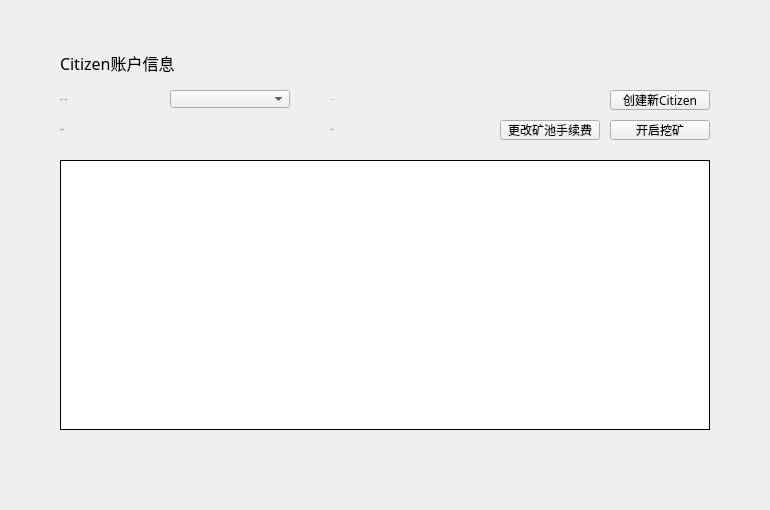
Above: LNKWallet/citizen/CitizenAccountPage.ui from HcashOrg/hx-indicator before the change. Below: the same form after it.
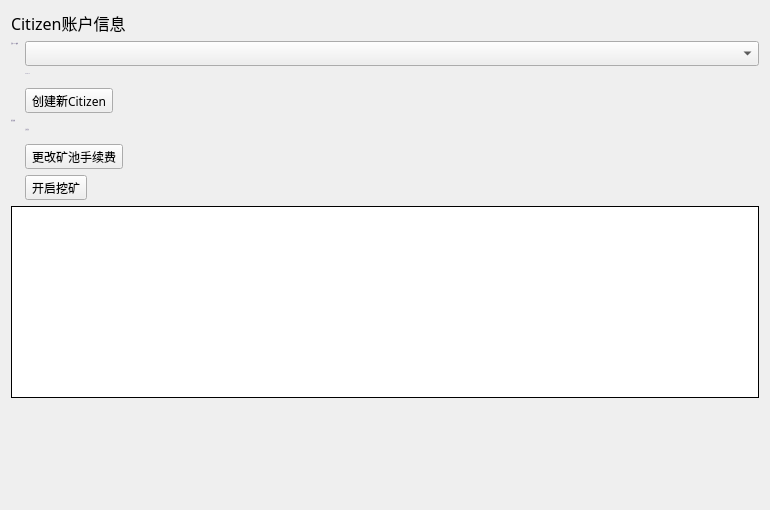
That is the form after the change.

```diff
--- a/LNKWallet/citizen/CitizenAccountPage.ui
+++ b/LNKWallet/citizen/CitizenAccountPage.ui
@@ -13,15 +13,9 @@
   <property name="windowTitle">
    <string>Form</string>
   </property>
+  <layout class="QFormLayout" name="formLayout">
+   <item row="0" column="0" colspan="2">
   <widget class="QLabel" name="title_label">
-   <property name="geometry">
-    <rect>
-     <x>60</x>
-     <y>50</y>
-     <width>300</width>
-     <height>26</height>
-    </rect>
-   </property>
    <property name="font">
     <font>
      <family>微软雅黑</family>
@@ -38,15 +32,9 @@
     <string>Citizen账户信息</string>
    </property>
   </widget>
+   </item>
+   <item row="2" column="0">
   <widget class="QLabel" name="label">
-   <property name="geometry">
-    <rect>
-     <x>60</x>
-     <y>90</y>
-     <width>100</width>
-     <height>18</height>
-    </rect>
-   </property>
    <property name="font">
     <font>
      <family>Microsoft YaHei UI Light</family>
@@ -67,15 +55,9 @@
     <set>Qt::AlignLeading|Qt::AlignLeft|Qt::AlignVCenter</set>
    </property>
   </widget>
+   </item>
+   <item row="2" column="1">
   <widget class="QComboBox" name="accountComboBox">
-   <property name="geometry">
-    <rect>
-     <x>170</x>
-     <y>90</y>
-     <width>120</width>
-     <height>18</height>
-    </rect>
-   </property>
    <property name="font">
     <font>
      <family>微软雅黑</family>
@@ -90,15 +72,9 @@
     <string notr="true"/>
    </property>
   </widget>
+   </item>
+   <item row="3" column="1">
   <widget class="QLabel" name="idLabel2">
-   <property name="geometry">
-    <rect>
-     <x>330</x>
-     <y>90</y>
-     <width>100</width>
-     <height>18</height>
-    </rect>
-   </property>
    <property name="font">
     <font>
      <family>Microsoft YaHei UI Light</family>
@@ -119,17 +95,58 @@
     <set>Qt::AlignLeading|Qt::AlignLeft|Qt::AlignVCenter</set>
    </property>
   </widget>
+   </item>
+   <item row="4" column="1">
   <widget class="QLabel" name="idLabel">
-   <property name="geometry">
-    <rect>
-     <x>430</x>
-     <y>90</y>
-     <width>100</width>
-     <height>18</height>
-    </rect>
-   </property>
+     <property name="font">
+      <font>
+       <family>Microsoft YaHei UI Light</family>
+       <pointsize>-1</pointsize>
+       <weight>50</weight>
+       <italic>false</italic>
+       <bold>false</bold>
+      </font>
+     </property>
+     <property name="styleSheet">
+      <string notr="true">QLabel{color: rgb(137,129,161);
+font: 11px &quot;Microsoft YaHei UI Light&quot;;}</string>
+     </property>
+     <property name="text">
+      <string/>
+     </property>
+     <property name="alignment">
+      <set>Qt::AlignLeading|Qt::AlignLeft|Qt::AlignVCenter</set>
+     </property>
+    </widget>
+   </item>
+   <item row="6" column="1">
+    <widget class="QToolButton" name="newCitizenBtn">
    <property name="font">
     <font>
+       <family>微软雅黑</family>
+       <weight>50</weight>
+       <italic>false</italic>
+       <bold>false</bold>
+      </font>
+     </property>
+     <property name="cursor">
+      <cursorShape>PointingHandCursor</cursorShape>
+     </property>
+     <property name="focusPolicy">
+      <enum>Qt::NoFocus</enum>
+     </property>
+     <property name="styleSheet">
+      <string notr="true"/>
+     </property>
+     <property name="text">
+      <string>创建新Citizen</string>
+     </property>
+    </widget>
+   </item>
+   <item row="7" column="0">
+    <widget class="QLabel" name="idLabel2_2">
+     <property name="font">
+      <font>
      <family>Microsoft YaHei UI Light</family>
      <pointsize>-1</pointsize>
      <weight>50</weight>
@@ -142,21 +159,132 @@
 font: 11px &quot;Microsoft YaHei UI Light&quot;;}</string>
    </property>
    <property name="text">
+      <string>总出块数</string>
+     </property>
+     <property name="alignment">
+      <set>Qt::AlignLeading|Qt::AlignLeft|Qt::AlignVCenter</set>
+     </property>
+    </widget>
+   </item>
+   <item row="7" column="1">
+    <widget class="QLabel" name="totalProducedLabel">
+     <property name="font">
+      <font>
+       <family>Microsoft YaHei UI Light</family>
+       <pointsize>-1</pointsize>
+       <weight>50</weight>
+       <italic>false</italic>
+       <bold>false</bold>
+      </font>
+     </property>
+     <property name="styleSheet">
+      <string notr="true">QLabel{color: rgb(137,129,161);
+font: 11px &quot;Microsoft YaHei UI Light&quot;;}</string>
+     </property>
+     <property name="text">
     <string/>
    </property>
    <property name="alignment">
     <set>Qt::AlignLeading|Qt::AlignLeft|Qt::AlignVCenter</set>
    </property>
   </widget>
+   </item>
+   <item row="8" column="1">
+    <widget class="QLabel" name="idLabel2_3">
+     <property name="font">
+      <font>
+       <family>Microsoft YaHei UI Light</family>
+       <pointsize>-1</pointsize>
+       <weight>50</weight>
+       <italic>false</italic>
+       <bold>false</bold>
+      </font>
+     </property>
+     <property name="styleSheet">
+      <string notr="true">QLabel{color: rgb(137,129,161);
+font: 11px &quot;Microsoft YaHei UI Light&quot;;}</string>
+     </property>
+     <property name="text">
+      <string>上次出块</string>
+     </property>
+     <property name="alignment">
+      <set>Qt::AlignLeading|Qt::AlignLeft|Qt::AlignVCenter</set>
+     </property>
+    </widget>
+   </item>
+   <item row="9" column="1">
+    <widget class="QLabel" name="lastBlockLabel">
+     <property name="font">
+      <font>
+       <family>Microsoft YaHei UI Light</family>
+       <pointsize>-1</pointsize>
+       <weight>50</weight>
+       <italic>false</italic>
+       <bold>false</bold>
+      </font>
+     </property>
+     <property name="styleSheet">
+      <string notr="true">QLabel{color: rgb(137,129,161);
+font: 11px &quot;Microsoft YaHei UI Light&quot;;}</string>
+     </property>
+     <property name="text">
+      <string/>
+     </property>
+     <property name="alignment">
+      <set>Qt::AlignLeading|Qt::AlignLeft|Qt::AlignVCenter</set>
+     </property>
+    </widget>
+   </item>
+   <item row="10" column="1">
+    <widget class="QToolButton" name="changeFeeBtn">
+     <property name="font">
+      <font>
+       <family>微软雅黑</family>
+       <weight>50</weight>
+       <italic>false</italic>
+       <bold>false</bold>
+      </font>
+     </property>
+     <property name="cursor">
+      <cursorShape>PointingHandCursor</cursorShape>
+     </property>
+     <property name="focusPolicy">
+      <enum>Qt::NoFocus</enum>
+     </property>
+     <property name="styleSheet">
+      <string notr="true"/>
+     </property>
+     <property name="text">
+      <string>更改矿池手续费</string>
+     </property>
+    </widget>
+   </item>
+   <item row="11" column="1">
+    <widget class="QToolButton" name="startMineBtn">
+     <property name="font">
+      <font>
+       <family>微软雅黑</family>
+       <weight>50</weight>
+       <italic>false</italic>
+       <bold>false</bold>
+      </font>
+     </property>
+     <property name="cursor">
+      <cursorShape>PointingHandCursor</cursorShape>
+     </property>
+     <property name="focusPolicy">
+      <enum>Qt::NoFocus</enum>
+     </property>
+     <property name="styleSheet">
+      <string notr="true"/>
+     </property>
+     <property name="text">
+      <string>开启挖矿</string>
+     </property>
+    </widget>
+   </item>
+   <item row="12" column="0" colspan="2">
   <widget class="QTableWidget" name="lockBalanceTableWidget">
-   <property name="geometry">
-    <rect>
-     <x>60</x>
-     <y>160</y>
-     <width>650</width>
-     <height>270</height>
-    </rect>
-   </property>
    <property name="cursor" stdset="0">
     <cursorShape>ArrowCursor</cursorShape>
    </property>
@@ -241,222 +369,11 @@
     </property>
    </column>
   </widget>
-  <widget class="QToolButton" name="newCitizenBtn">
-   <property name="geometry">
-    <rect>
-     <x>610</x>
-     <y>90</y>
-     <width>100</width>
-     <height>20</height>
-    </rect>
-   </property>
-   <property name="font">
-    <font>
-     <family>微软雅黑</family>
-     <weight>50</weight>
-     <italic>false</italic>
-     <bold>false</bold>
-    </font>
-   </property>
-   <property name="cursor">
-    <cursorShape>PointingHandCursor</cursorShape>
-   </property>
-   <property name="focusPolicy">
-    <enum>Qt::NoFocus</enum>
-   </property>
-   <property name="styleSheet">
-    <string notr="true"/>
-   </property>
-   <property name="text">
-    <string>创建新Citizen</string>
-   </property>
-  </widget>
-  <widget class="QLabel" name="idLabel2_2">
-   <property name="geometry">
-    <rect>
-     <x>60</x>
-     <y>120</y>
-     <width>100</width>
-     <height>18</height>
-    </rect>
-   </property>
-   <property name="font">
-    <font>
-     <family>Microsoft YaHei UI Light</family>
-     <pointsize>-1</pointsize>
-     <weight>50</weight>
-     <italic>false</italic>
-     <bold>false</bold>
-    </font>
-   </property>
-   <property name="styleSheet">
-    <string notr="true">QLabel{color: rgb(137,129,161);
-font: 11px &quot;Microsoft YaHei UI Light&quot;;}</string>
-   </property>
-   <property name="text">
-    <string>总出块数</string>
-   </property>
-   <property name="alignment">
-    <set>Qt::AlignLeading|Qt::AlignLeft|Qt::AlignVCenter</set>
-   </property>
-  </widget>
-  <widget class="QLabel" name="totalProducedLabel">
-   <property name="geometry">
-    <rect>
-     <x>170</x>
-     <y>120</y>
-     <width>100</width>
-     <height>18</height>
-    </rect>
-   </property>
-   <property name="font">
-    <font>
-     <family>Microsoft YaHei UI Light</family>
-     <pointsize>-1</pointsize>
-     <weight>50</weight>
-     <italic>false</italic>
-     <bold>false</bold>
-    </font>
-   </property>
-   <property name="styleSheet">
-    <string notr="true">QLabel{color: rgb(137,129,161);
-font: 11px &quot;Microsoft YaHei UI Light&quot;;}</string>
-   </property>
-   <property name="text">
-    <string/>
-   </property>
-   <property name="alignment">
-    <set>Qt::AlignLeading|Qt::AlignLeft|Qt::AlignVCenter</set>
-   </property>
-  </widget>
-  <widget class="QLabel" name="idLabel2_3">
-   <property name="geometry">
-    <rect>
-     <x>330</x>
-     <y>120</y>
-     <width>100</width>
-     <height>18</height>
-    </rect>
-   </property>
-   <property name="font">
-    <font>
-     <family>Microsoft YaHei UI Light</family>
-     <pointsize>-1</pointsize>
-     <weight>50</weight>
-     <italic>false</italic>
-     <bold>false</bold>
-    </font>
-   </property>
-   <property name="styleSheet">
-    <string notr="true">QLabel{color: rgb(137,129,161);
-font: 11px &quot;Microsoft YaHei UI Light&quot;;}</string>
-   </property>
-   <property name="text">
-    <string>上次出块</string>
-   </property>
-   <property name="alignment">
-    <set>Qt::AlignLeading|Qt::AlignLeft|Qt::AlignVCenter</set>
-   </property>
-  </widget>
-  <widget class="QLabel" name="lastBlockLabel">
-   <property name="geometry">
-    <rect>
-     <x>430</x>
-     <y>120</y>
-     <width>100</width>
-     <height>18</height>
-    </rect>
-   </property>
-   <property name="font">
-    <font>
-     <family>Microsoft YaHei UI Light</family>
-     <pointsize>-1</pointsize>
-     <weight>50</weight>
-     <italic>false</italic>
-     <bold>false</bold>
-    </font>
-   </property>
-   <property name="styleSheet">
-    <string notr="true">QLabel{color: rgb(137,129,161);
-font: 11px &quot;Microsoft YaHei UI Light&quot;;}</string>
-   </property>
-   <property name="text">
-    <string/>
-   </property>
-   <property name="alignment">
-    <set>Qt::AlignLeading|Qt::AlignLeft|Qt::AlignVCenter</set>
-   </property>
-  </widget>
-  <widget class="QToolButton" name="startMineBtn">
-   <property name="geometry">
-    <rect>
-     <x>610</x>
-     <y>120</y>
-     <width>100</width>
-     <height>20</height>
-    </rect>
-   </property>
-   <property name="font">
-    <font>
-     <family>微软雅黑</family>
-     <weight>50</weight>
-     <italic>false</italic>
-     <bold>false</bold>
-    </font>
-   </property>
-   <property name="cursor">
-    <cursorShape>PointingHandCursor</cursorShape>
-   </property>
-   <property name="focusPolicy">
-    <enum>Qt::NoFocus</enum>
-   </property>
-   <property name="styleSheet">
-    <string notr="true"/>
-   </property>
-   <property name="text">
-    <string>开启挖矿</string>
-   </property>
-  </widget>
-  <widget class="QToolButton" name="changeFeeBtn">
-   <property name="geometry">
-    <rect>
-     <x>500</x>
-     <y>120</y>
-     <width>100</width>
-     <height>20</height>
-    </rect>
-   </property>
-   <property name="font">
-    <font>
-     <family>微软雅黑</family>
-     <weight>50</weight>
-     <italic>false</italic>
-     <bold>false</bold>
-    </font>
-   </property>
-   <property name="cursor">
-    <cursorShape>PointingHandCursor</cursorShape>
-   </property>
-   <property name="focusPolicy">
-    <enum>Qt::NoFocus</enum>
-   </property>
-   <property name="styleSheet">
-    <string notr="true"/>
-   </property>
-   <property name="text">
-    <string>更改矿池手续费</string>
-   </property>
-  </widget>
-  <widget class="QStackedWidget" name="stackedWidget">
-   <property name="geometry">
-    <rect>
-     <x>0</x>
-     <y>470</y>
-     <width>770</width>
-     <height>40</height>
-    </rect>
-   </property>
-  </widget>
+   </item>
+   <item row="17" column="0" colspan="2">
+    <widget class="QStackedWidget" name="stackedWidget"/>
+   </item>
+  </layout>
  </widget>
  <resources/>
  <connections/>
```
Lines whose indentation alone changed are shown as unchanged.
